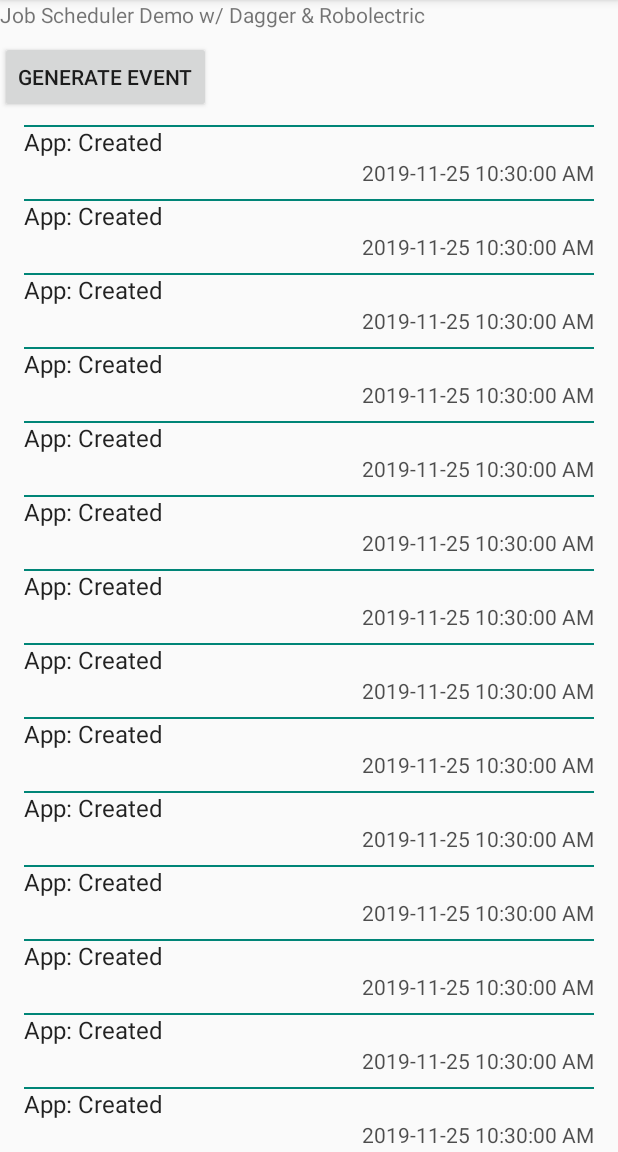
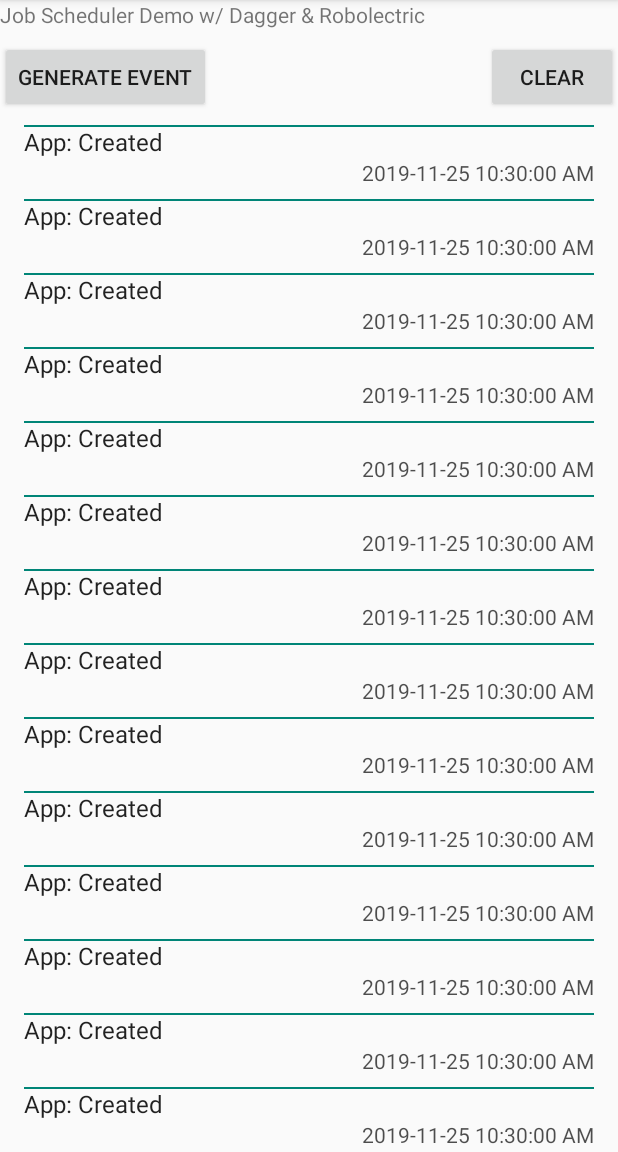
Before and after one commit to ralfoide/misc-exp-public, an Android app: the screen it shows after launch (MainActivity), on a phone screen of 412 x 824 dp, the part 84-1236 px from its top. Run offline under Robolectric (Android 15) with nearby library versions, the phone set to English and light mode, and no system bars; 2 statements that could not run were skipped.

Commit message:
Job demo: Clear events.

```diff
--- a/android/job-demo/app/src/main/java/com/alfray/jobdemo/activities/MainActivity.java
+++ b/android/job-demo/app/src/main/java/com/alfray/jobdemo/activities/MainActivity.java
@@ -71,4 +71,8 @@ public class MainActivity extends AppCompatActivity {
     public void onGenerateBtnClick(View view) {
         DemoJobService.scheduleJob(this);
     }
+
+    public void onClearBtnClick(View view) {
+        mEventLog.clear();
+    }
 }
--- a/android/job-demo/app/src/main/res/layout/activity_main.xml
+++ b/android/job-demo/app/src/main/res/layout/activity_main.xml
@@ -24,6 +24,16 @@
             android:text="Generate Event"
             />
 
+    <Button
+            android:id="@+id/clearBtn"
+            android:onClick="onClearBtnClick"
+            android:layout_width="wrap_content"
+            android:layout_height="wrap_content"
+            android:layout_alignBaseline="@id/generateBtn"
+            android:layout_alignParentEnd="true"
+            android:text="Clear"
+            />
+
     <androidx.recyclerview.widget.RecyclerView
             android:id="@+id/eventsView"
             android:layout_width="match_parent"
```
Also changed, not shown: android/job-demo/app/src/main/java/com/alfray/jobdemo/app/EventLog.java (+7 -0 lines), 1 other file.
